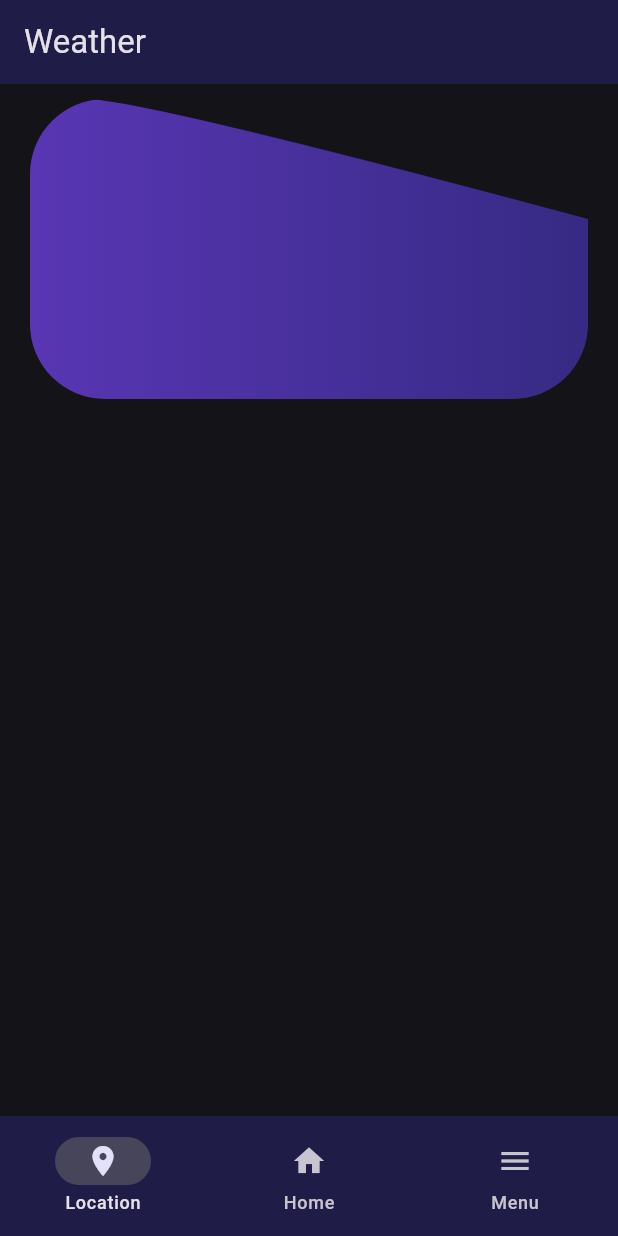
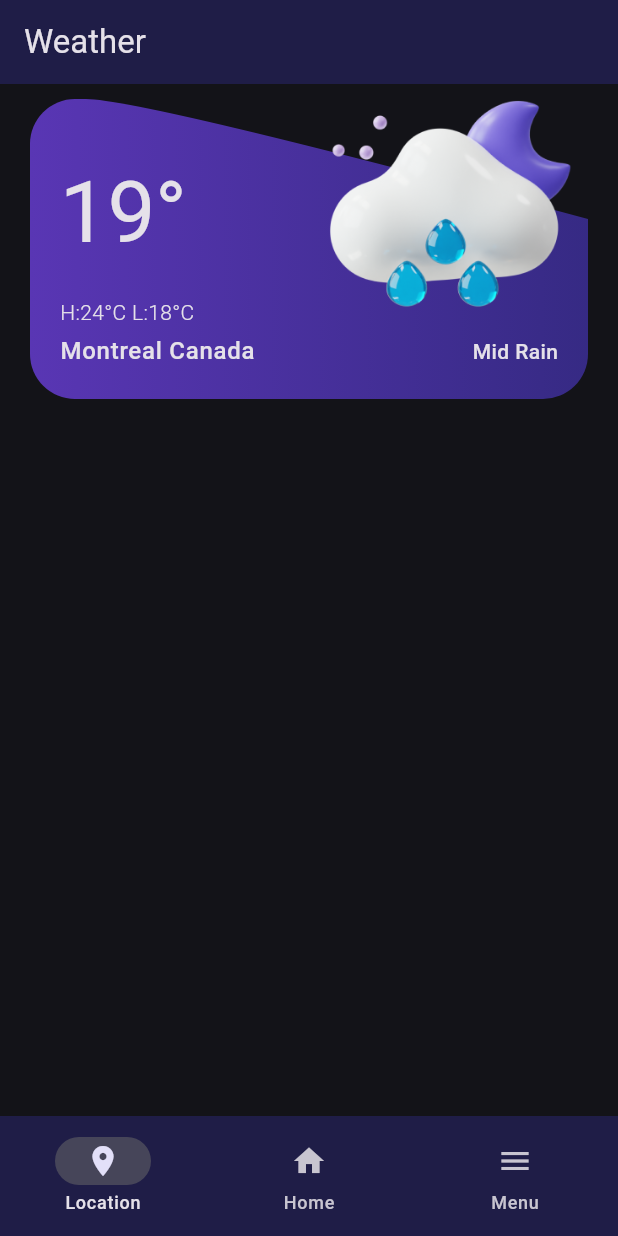
Before and after one commit to Afoojnr/weather_app, a Flutter app: the screen it shows after launch, on a phone screen of 412 x 824 dp. Run offline on Flutter 3.47's test engine with Material 3 defaults, Android fonts, the phone set to English and light mode, and no system bars.

Commit message:
design location card

```diff
--- a/lib/screens/location.dart
+++ b/lib/screens/location.dart
@@ -17,16 +17,63 @@ class LocationCard extends StatelessWidget {
 
   @override
   Widget build(BuildContext context) {
-    return ClipPath(
+    final theme = Theme.of(context);
+    return Stack(children: [
+      ClipPath(
         clipper: LocationCardClipper(),
         child: Container(
           height: 200,
+          padding: const EdgeInsets.symmetric(vertical: 20, horizontal: 20),
           decoration: BoxDecoration(
-            borderRadius: BorderRadius.circular(50),
+              borderRadius: BorderRadius.circular(30),
               gradient: const LinearGradient(
                   colors: [Color(0xff5936B4), Color(0xff362A84)])),
+          child: Column(
+            mainAxisAlignment: MainAxisAlignment.spaceBetween,
+            crossAxisAlignment: CrossAxisAlignment.start,
+            children: [
+              const SizedBox(),
+              Text(
+                "19°",
+                style: theme.textTheme.displayLarge!
+                    .copyWith(fontWeight: FontWeight.w400),
               ),
-    );
+              Column(
+                crossAxisAlignment: CrossAxisAlignment.start,
+                children: [
+                  Text("H:24°C L:18°C",
+                      style: theme.textTheme.bodyMedium!
+                          .copyWith(fontWeight: FontWeight.w300)),
+                  const SizedBox(
+                    height: 4,
+                  ),
+                  Row(
+                    mainAxisAlignment: MainAxisAlignment.spaceBetween,
+                    children: [
+                      Text("Montreal Canada",
+                          style: theme.textTheme.bodyLarge!
+                              .copyWith(fontWeight: FontWeight.w500)),
+                      Text("Mid Rain",
+                          style: theme.textTheme.bodyMedium!
+                              .copyWith(fontWeight: FontWeight.w500))
+                    ],
+                  )
+                ],
+              ),
+            ],
+          ),
+        ),
+      ),
+      const Positioned(
+        top: -10,
+        right: 5,
+        child: Image(
+          image: AssetImage('assets/icons/mcmr.png'),
+          width: 180,
+          height: 180,
+        ),
+      ),
+    ]);
   }
 }
 
```
Also changed, not shown: assets/icons/mcmr.png (added). Lines whose indentation alone changed are shown as unchanged.
